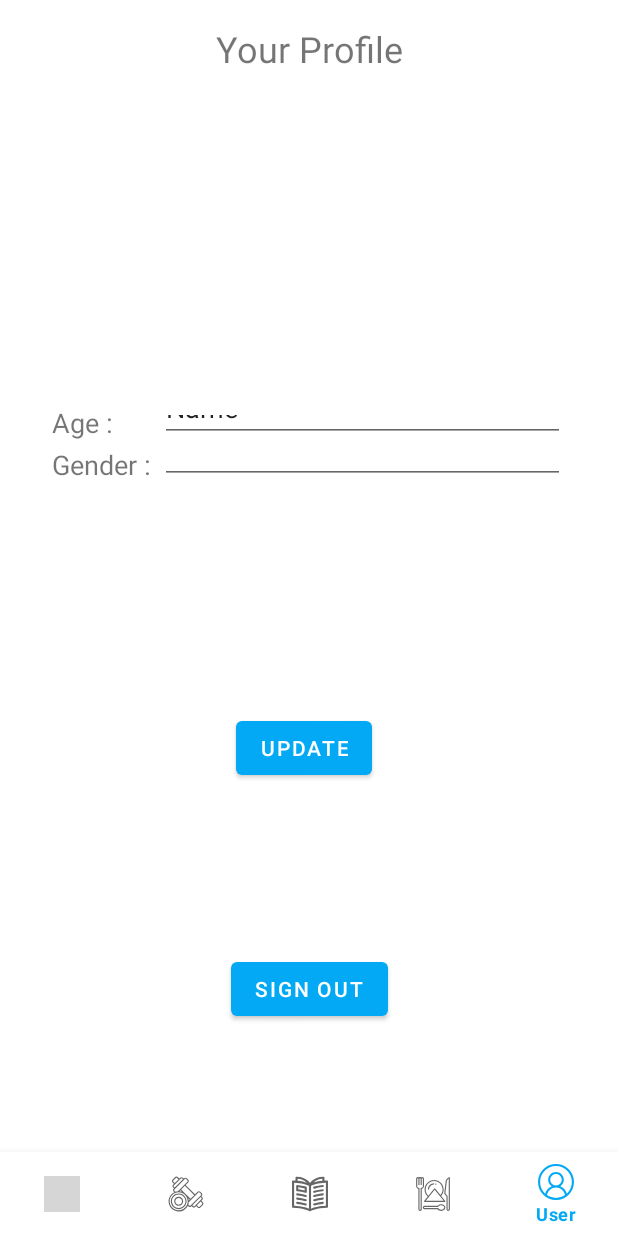
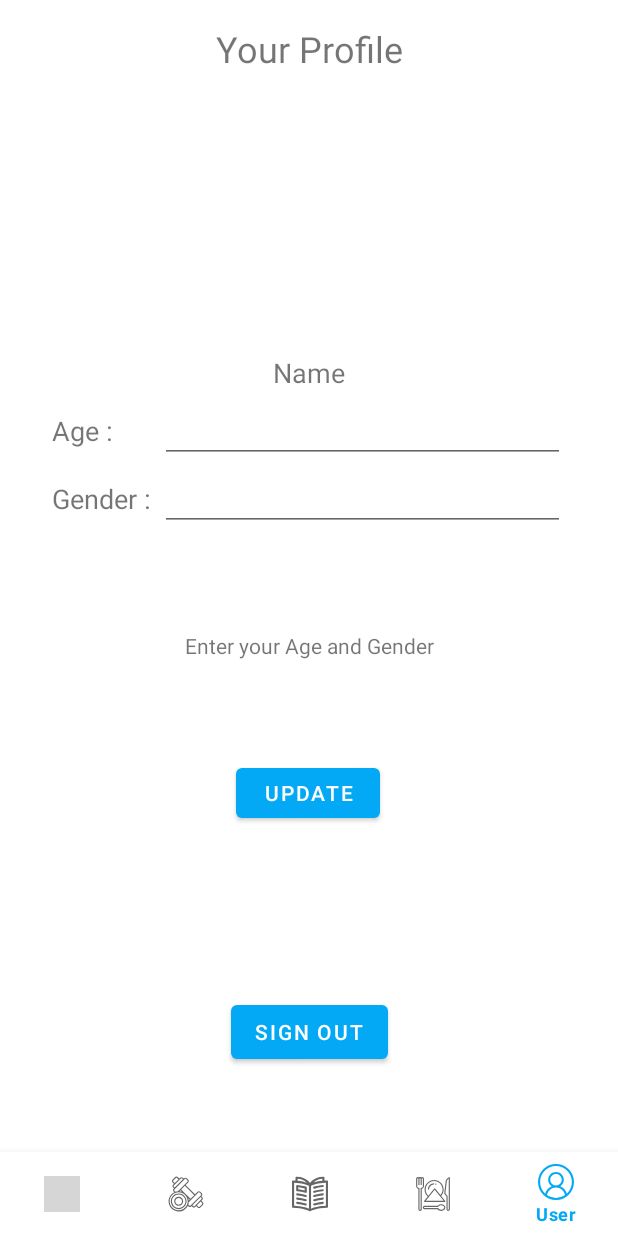
Before and after one commit to WongYewKeong/Health2Buddy, an Android app: the UserFragment screen opened through its navigation route, on a phone screen of 412 x 824 dp. Run offline under Robolectric (Android 15) with nearby library versions, the phone set to English and light mode, and no system bars; our stand-ins replace Firebase (no records; nobody signed in at launch, a user with empty details on screens opened directly), navigation-ui; libraries missing offline, so code that uses them is left out: com.facebook, com.facebook.login; 2 statements that could not run were skipped; grey boxes are pictures that could not be loaded.

Commit message:
push 0.3

```diff
--- a/app/src/main/java/com/example/healthapp/UserFragment.java
+++ b/app/src/main/java/com/example/healthapp/UserFragment.java
@@ -4,6 +4,7 @@ import android.content.Intent;
 import android.os.Bundle;
 
 import androidx.annotation.NonNull;
+import androidx.annotation.Nullable;
 import androidx.fragment.app.Fragment;
 
 import android.view.LayoutInflater;
@@ -21,6 +22,9 @@ import com.google.android.gms.auth.api.signin.GoogleSignInOptions;
 import com.google.android.gms.tasks.OnCompleteListener;
 import com.google.android.gms.tasks.Task;
 import com.google.firebase.auth.FirebaseAuth;
+import com.google.firebase.firestore.DocumentReference;
+import com.google.firebase.firestore.DocumentSnapshot;
+import com.google.firebase.firestore.FirebaseFirestoreException;
 
 
 public class UserFragment extends Fragment {
@@ -51,6 +55,7 @@ public class UserFragment extends Fragment {
 
         btnUpdate =root.findViewById(R.id.bt_update);
         firebaseAuth = FirebaseAuth.getInstance();
+
         GoogleSignInOptions gso = new GoogleSignInOptions.Builder(GoogleSignInOptions.DEFAULT_SIGN_IN)
                 .requestIdToken(getString(R.string.default_web_client_id))
                 .requestEmail()
@@ -76,9 +81,18 @@ public class UserFragment extends Fragment {
         return root;
 
 
+    }
+
+
+    public void OnEvent(@Nullable DocumentSnapshot value, @Nullable FirebaseFirestoreException error)
+    {
+        if(error!=null){
+            return;
+        }
+
+        tvName.setText(value.getString("Username"));
+    }
 
 
 
-    }
-
 }
--- a/app/src/main/res/layout/fragment_user.xml
+++ b/app/src/main/res/layout/fragment_user.xml
@@ -27,24 +27,34 @@
         app:layout_constraintEnd_toEndOf="parent"
         app:layout_constraintStart_toStartOf="parent"
         app:layout_constraintTop_toTopOf="parent"
-        app:layout_constraintVertical_bias="0.882" />
+        app:layout_constraintVertical_bias="0.922" />
 
     <Button
         android:id="@+id/bt_update"
-        android:layout_width="wrap_content"
-        android:layout_height="wrap_content"
+        android:layout_width="96dp"
+        android:layout_height="45dp"
         android:text="UPDATE"
         app:layout_constraintBottom_toBottomOf="parent"
         app:layout_constraintEnd_toEndOf="parent"
-        app:layout_constraintHorizontal_bias="0.489"
+        app:layout_constraintHorizontal_bias="0.498"
         app:layout_constraintStart_toStartOf="parent"
         app:layout_constraintTop_toTopOf="parent"
-        app:layout_constraintVertical_bias="0.659" />
+        app:layout_constraintVertical_bias="0.7" />
+
+    <TextView
+        android:id="@+id/textView9"
+        android:layout_width="wrap_content"
+        android:layout_height="wrap_content"
+        android:text="Enter your Age and Gender"
+        app:layout_constraintBottom_toTopOf="@+id/bt_update"
+        app:layout_constraintEnd_toEndOf="parent"
+        app:layout_constraintStart_toStartOf="parent"
+        app:layout_constraintTop_toBottomOf="@+id/linearLayout2" />
 
     <LinearLayout
         android:id="@+id/linearLayout2"
         android:layout_width="342dp"
-        android:layout_height="245dp"
+        android:layout_height="wrap_content"
         android:layout_marginTop="16dp"
         android:orientation="vertical"
         app:layout_constraintBottom_toBottomOf="parent"
@@ -68,6 +78,7 @@
                 android:id="@+id/tv_name"
                 android:layout_width="wrap_content"
                 android:layout_height="wrap_content"
+                android:text="Name"
                 android:textSize="18sp"
                 app:layout_constraintBottom_toBottomOf="parent"
                 app:layout_constraintEnd_toEndOf="parent"
@@ -79,7 +90,7 @@
 
         <androidx.constraintlayout.widget.ConstraintLayout
             android:layout_width="match_parent"
-            android:layout_height="28dp">
+            android:layout_height="wrap_content">
 
             <TextView
                 android:id="@+id/textView7"
@@ -97,7 +108,6 @@
                 android:layout_height="wrap_content"
                 android:ems="10"
                 android:inputType="textPersonName"
-                android:text="Name"
                 app:layout_constraintBottom_toBottomOf="parent"
                 app:layout_constraintEnd_toEndOf="parent"
                 app:layout_constraintStart_toEndOf="@+id/textView7"
@@ -107,7 +117,7 @@
 
         <androidx.constraintlayout.widget.ConstraintLayout
             android:layout_width="match_parent"
-            android:layout_height="28dp">
+            android:layout_height="wrap_content">
 
             <TextView
                 android:id="@+id/textView17"
```
